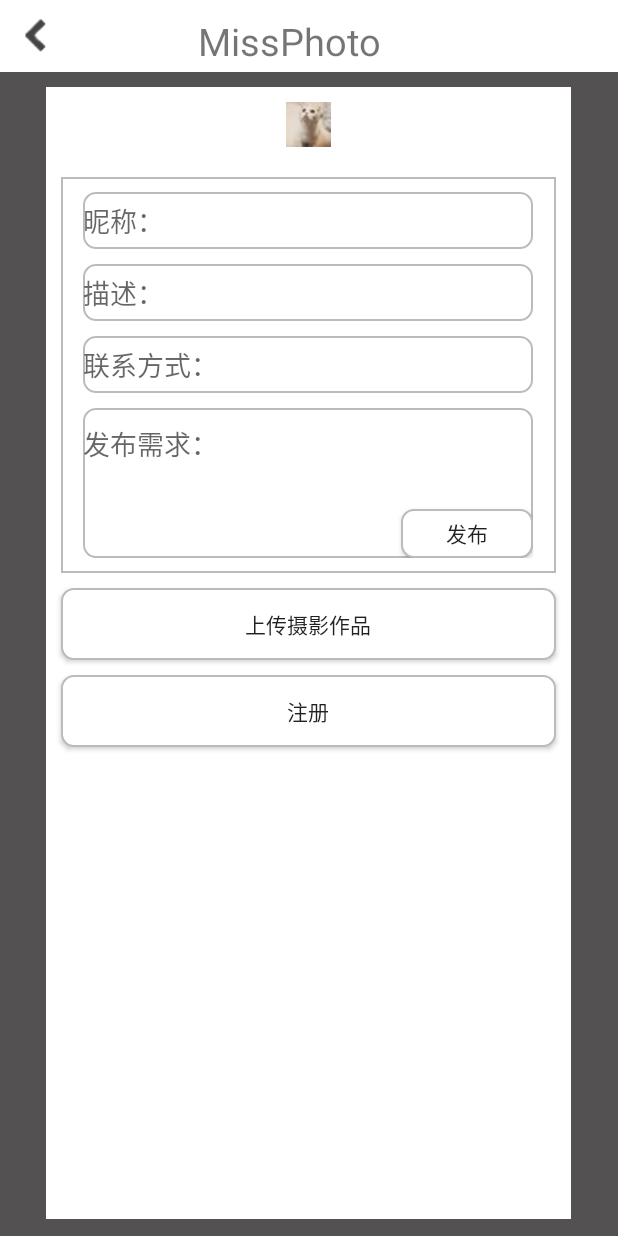
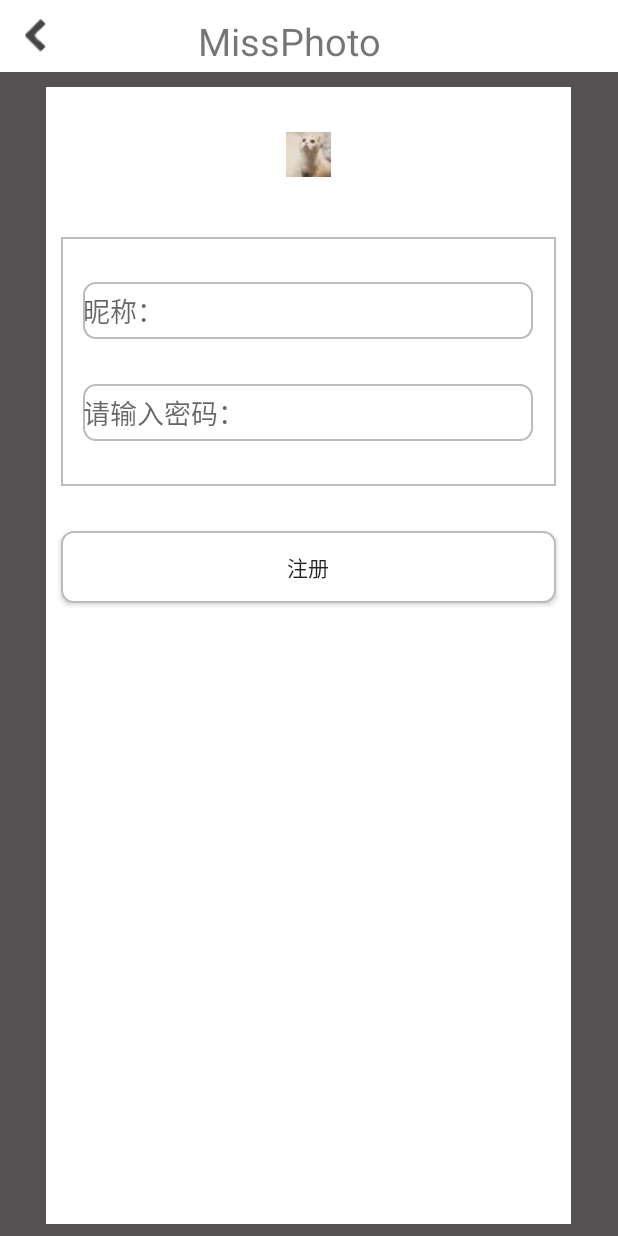
Before and after one commit to haodaxia1/MissPhoto, an Android app: the ZhuceActivity screen opened directly, with no data from a screen before it, on a phone screen of 412 x 824 dp. Run offline under Robolectric (Android 15) with nearby library versions, the phone set to English and light mode, and no system bars; libraries missing offline, so code that uses them is left out: cn.smssdk, cn.smssdk.gui; 1 statement that could not run was skipped.

Commit message:
修改了注册页面

```diff
--- a/app/src/main/res/layout/activity_zhuce.xml
+++ b/app/src/main/res/layout/activity_zhuce.xml
@@ -42,7 +42,7 @@
             android:id="@+id/btn_touxiang"
             android:background="#fff"
             android:layout_gravity="center"
-            android:layout_marginTop="10dp"
+            android:layout_marginTop="30dp"
             />
         <LinearLayout
             android:layout_width="330dp"
@@ -50,13 +50,14 @@
             android:layout_gravity="center"
             android:orientation="vertical"
             android:background="@drawable/zhijiao"
-            android:layout_marginTop="20dp">
+            android:layout_marginTop="40dp">
             <EditText
                 android:layout_width="300dp"
                 android:layout_height="wrap_content"
                 android:background="@drawable/yuanjiao"
+                android:id="@+id/zhuce_user"
                 android:layout_gravity="center"
-                android:layout_marginTop="10dp"
+                android:layout_marginTop="30dp"
                 android:paddingTop="5dp"
                 android:paddingBottom="5dp"
                 android:hint="昵称："
@@ -66,61 +67,22 @@
                 android:layout_height="wrap_content"
                 android:background="@drawable/yuanjiao"
                 android:layout_gravity="center"
-                android:layout_marginTop="10dp"
+                android:layout_marginTop="30dp"
+                android:layout_marginBottom="30dp"
+                android:id="@+id/zhuce_password"
                 android:paddingTop="5dp"
                 android:paddingBottom="5dp"
-                android:hint="描述："/>
-            <EditText
-                android:layout_width="300dp"
-                android:layout_height="wrap_content"
-                android:background="@drawable/yuanjiao"
-                android:layout_gravity="center"
-                android:layout_marginTop="10dp"
-                android:paddingTop="5dp"
-                android:paddingBottom="5dp"
-                android:hint="联系方式："
+                android:hint="请输入密码："
                 android:gravity="top"/>
-            <LinearLayout
-                android:layout_width="300dp"
-                android:layout_height="100dp"
-                android:orientation="vertical"
-                android:background="@drawable/yuanjiao"
-                android:layout_gravity="center"
-                android:layout_marginTop="10dp"
-                android:layout_marginBottom="10dp">
-                <EditText
-                    android:layout_width="match_parent"
-                    android:layout_height="wrap_content"
-                    android:hint="发布需求："
-                    android:background="@null"
-                    android:layout_marginTop="10dp"
-                    android:gravity="top"
-                    android:layout_gravity="top"/>
-                <Button
-                    android:layout_width="wrap_content"
-                    android:layout_height="wrap_content"
-                    android:text="发布"
-                    android:id="@+id/btn_publish"
-                    android:background="@drawable/yuanjiao"
-                    android:layout_gravity="right"
-                    android:layout_marginTop="30dp"/>
 
-            </LinearLayout>
         </LinearLayout>
-        <Button
-            android:layout_width="330dp"
-            android:layout_height="wrap_content"
-            android:background="@drawable/yuanjiao"
-            android:text="上传摄影作品"
-            android:layout_marginTop="10dp"
-            android:layout_gravity="center"
-            android:id="@+id/btn_upload"/>
+
         <Button
             android:layout_width="330dp"
             android:layout_height="wrap_content"
             android:background="@drawable/yuanjiao"
             android:text="注册"
-            android:layout_marginTop="10dp"
+            android:layout_marginTop="30dp"
             android:layout_gravity="center"
             android:id="@+id/btn_ok"/>
     </LinearLayout>
```
Also changed, not shown: app/src/main/java/com/example/administrator/missphoto/PostFragment.java (line endings or trailing spaces).
